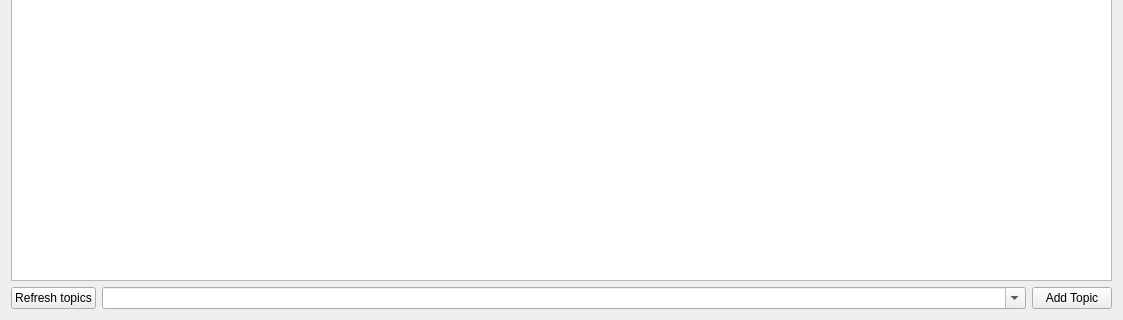
First picture: the form in resource/rqt_bag_recorder.ui, repository yschulz/rqt_bag_recorder, before the edit; both pictures show x 0 to 1123 and y 180 to 500 of the 1123 by 500 pixel window.
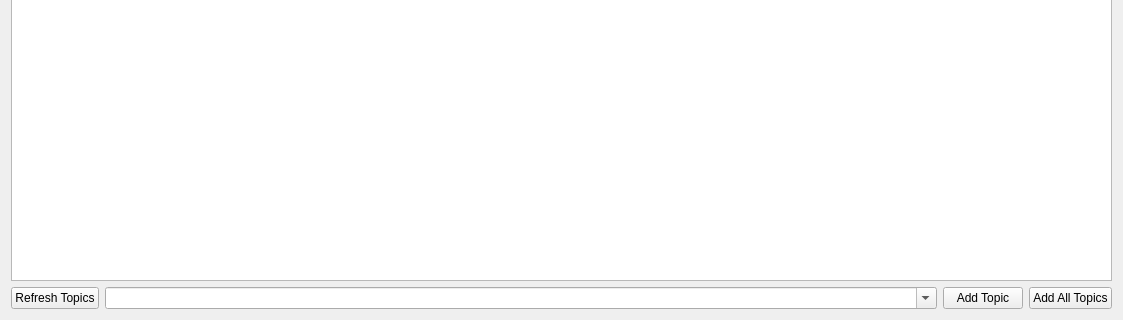
Second picture: the form after the edit.

Commit message: adds an add all topics button to quickly add everything

Diff of the .ui file:
```diff
--- a/resource/rqt_bag_recorder.ui
+++ b/resource/rqt_bag_recorder.ui
@@ -82,7 +82,7 @@
      <item>
       <widget class="QPushButton" name="refresh_topics_button">
        <property name="text">
-        <string>Refresh topics</string>
+        <string>Refresh Topics</string>
        </property>
       </widget>
      </item>
@@ -109,6 +109,13 @@
        </property>
       </widget>
      </item>
+     <item>
+      <widget class="QPushButton" name="add_all_topics">
+       <property name="text">
+        <string>Add All Topics</string>
+       </property>
+      </widget>
+     </item>
     </layout>
    </item>
   </layout>
```
The commit also changes 2 other files.
